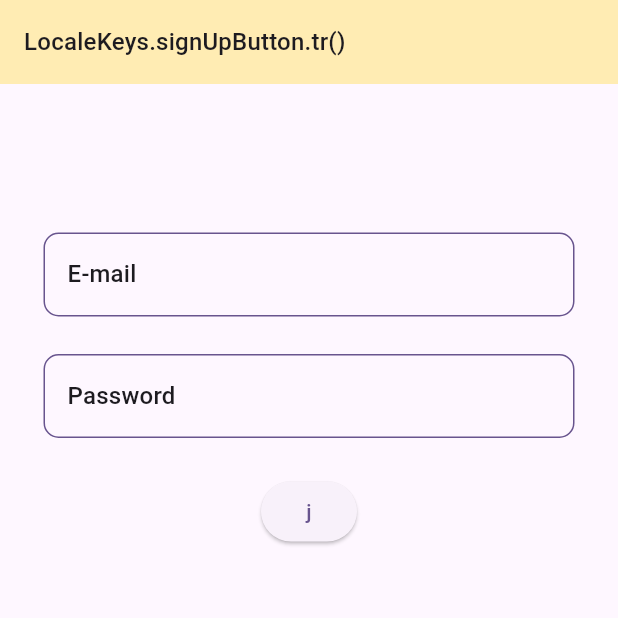
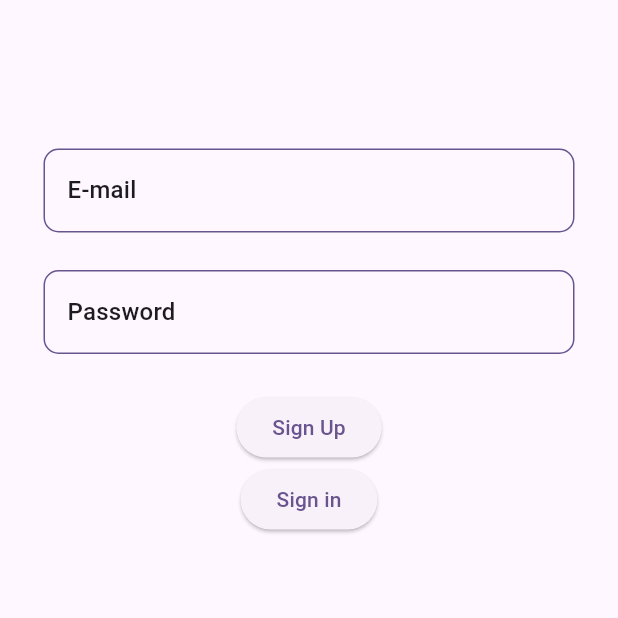
Before and after one commit to beyzayyt/shoou, a Flutter app: the screen it shows after launch, on a phone screen of 412 x 824 dp, the top half of it. Run offline on Flutter 3.47's test engine with Material 3 defaults, Android fonts, the phone set to English and light mode, and no system bars; our stand-ins replace firebase_auth, firebase_core, flutter_bloc, lottie; accounts and stored records are empty.

Commit message:
İlk düzenleme : Sign up - sign in

```diff
--- a/lib/data/models/user_model.dart
+++ b/lib/data/models/user_model.dart
@@ -1,6 +1,7 @@
 class UserModel {
-final String? id;
-final String? email;
-final String? displayName;
-UserModel({ this.id, this.email, this.displayName, });
+  final String id;
+  final String email;
+  final String displayName;
+  final String errorMessage;
+  UserModel({this.id = '', this.email = '', this.displayName = '', this.errorMessage = ''});
 }
--- a/lib/main.dart
+++ b/lib/main.dart
@@ -1,6 +1,6 @@
 import 'package:flutter/material.dart';
 import 'package:firebase_core/firebase_core.dart';
-import 'package:show_you/ui/signup_page.dart';
+import 'package:show_you/ui/authentication_page.dart';
 import 'firebase_options.dart';
 
 void main() async {
@@ -22,7 +22,8 @@ class MyApp extends StatelessWidget {
         colorScheme: ColorScheme.fromSeed(seedColor: Colors.deepPurple),
         useMaterial3: true,
       ),
-      home: const SignUp(),
+      // home: const MyHomePage(title: '',),
+      home: const AuthenticatePage(),
     );
   }
 }
--- /dev/null
+++ b/lib/services/cubit/authentication/authentication_state.dart
@@ -0,0 +1,41 @@
+
+class AuthState {
+  AuthState();
+}
+
+class SignUpInitial extends AuthState {}
+
+class SignUpCompliting extends AuthState {}
+
+class SignUpCompleted extends AuthState {
+  final String user;
+  SignUpCompleted(this.user);
+
+  List<Object> get props => [user];
+}
+
+class SignUpFailed extends AuthState {
+  final String errorMessage;
+  SignUpFailed(this.errorMessage);
+
+  List<Object> get props => [errorMessage];
+}
+
+
+class SignInInitial extends AuthState {}
+
+class SignInCompliting extends AuthState {}
+
+class SignInCompleted extends AuthState {
+  final String user;
+  SignInCompleted(this.user);
+
+  List<Object> get props => [user];
+}
+
+class SignInFailed extends AuthState {
+  final String errorMessage;
+  SignInFailed(this.errorMessage);
+
+  List<Object> get props => [errorMessage];
+}
--- a/lib/ui/signup_page.dart
+++ b/lib/ui/authentication_page.dart
@@ -1,65 +1,27 @@
-import 'package:cloud_firestore/cloud_firestore.dart';
-import 'package:firebase_auth/firebase_auth.dart';
 import 'package:flutter/material.dart';
-import 'package:show_you/data/models/user_model.dart';
+import 'package:flutter_bloc/flutter_bloc.dart';
+import 'package:lottie/lottie.dart';
+import 'package:show_you/services/cubit/authentication/authentication_cubit.dart';
+import 'package:show_you/services/cubit/authentication/authentication_state.dart';
+import 'package:show_you/ui/user_profile_page.dart';
 
-class SignUp extends StatefulWidget {
-  const SignUp({Key? key}) : super(key: key);
+class AuthenticatePage extends StatefulWidget {
+  const AuthenticatePage({Key? key}) : super(key: key);
 
   @override
-  State<SignUp> createState() => _SignUpState();
+  State<AuthenticatePage> createState() => _SignUpState();
 }
 
-class _SignUpState extends State<SignUp> {
+class _SignUpState extends State<AuthenticatePage> {
   TextEditingController t1 = TextEditingController();
   TextEditingController t2 = TextEditingController();
 
   var incomingTitle = "";
   var incomingContent = "";
 
-  final FirebaseAuth _firebaseAuth = FirebaseAuth.instance;
-
-  Future<UserModel?> signUp(String email,
-    String password,) async {
-     try {
-      final UserCredential userCredential =
-          await _firebaseAuth.createUserWithEmailAndPassword(
-        email: email.trim(),
-        password: password.trim(),
-      );
-      final User? firebaseUser = userCredential.user;
-      if (firebaseUser != null) {
-        return UserModel(
-          id: firebaseUser.uid,
-          email: firebaseUser.email ?? '',
-          displayName: firebaseUser.displayName ?? '',
-        );
-      }
-    } on FirebaseAuthException catch (e) {
-      print(e.toString());
-    }
-    return null;
-    // try {
-    //   await FirebaseAuth.instance.createUserWithEmailAndPassword(email: t1.text, password: t2.text).then((kullanici) {
-    //     FirebaseFirestore.instance
-    //         .collection("user_information")
-    //         .doc(t1.text)
-    //         .set({'key1': t1.text, 'key2': t2.text}).whenComplete(() => print("Kullanıcı firestore veritabanına eklendi"));
-    //   });
-    // } on FirebaseAuthException catch (e) {
-    //   print('Failed with error code: ${e.code}');
-    //   print(e.message);
-    // }
-  }
-
   @override
   Widget build(BuildContext context) {
     return Scaffold(
-      appBar: AppBar(
-        backgroundColor: Colors.amber[100],
-        elevation: 0,
-        title: Text("LocaleKeys.signUpButton.tr()", style: Theme.of(context).textTheme.titleMedium),
-      ),
       body: Padding(
         padding: const EdgeInsets.all(9.0),
         child: Container(
@@ -104,16 +66,39 @@ class _SignUpState extends State<SignUp> {
               const SizedBox(
                 height: 25,
               ),
-              ElevatedButton(
-                  onPressed: () {
-                     signUp(t1.text, t2.text);
-                    FocusManager.instance.primaryFocus?.unfocus();
-                  },
-                  child: Text('j'))
-              // ListTile(
-              //   title: Text(incomingTitle),
-              //   subtitle: Text(incomingContent),
-              // ),
+              BlocProvider<AuthCubit>(
+                  create: (context) => AuthCubit(),
+                  child: BlocListener<AuthCubit, AuthState>(
+                    listener: (context, state) async {
+                      if (state is SignUpCompleted) {
+                        Navigator.push(
+                          context,
+                          MaterialPageRoute(builder: (context) => const UserProfile()),
+                        );
+                      }
+                    },
+                    child: BlocBuilder<AuthCubit, AuthState>(
+                      builder: (context, state) {
+                        return Column(
+                          children: [
+                            state is SignUpFailed ? Text(state.errorMessage) : const SizedBox.shrink(),
+                            state is SignUpCompliting
+                                ? SizedBox(
+                                    width: 50,
+                                    height: 50,
+                                    child: Lottie.asset(
+                                      'assets/lottie/loading_animation.json',
+                                      fit: BoxFit.fill,
+                                    ),
+                                  )
+                                : const SizedBox.shrink(),
+                            ElevatedButton(onPressed: () => context.read<AuthCubit>().signUpUser(t1.text, t2.text), child: Text('Sign Up')),
+                            ElevatedButton(onPressed: () => context.read<AuthCubit>().signInUser(t1.text, t2.text), child: Text('Sign in')),
+                          ],
+                        );
+                      },
+                    ),
+                  ))
             ],
           )),
         ),
--- a/pubspec.yaml
+++ b/pubspec.yaml
@@ -41,6 +41,7 @@ dependencies:
   firebase_storage: ^11.6.0
   cloud_firestore: ^4.14.0
   bloc: ^8.1.2
+  lottie: ^2.7.0
 
 dev_dependencies:
   flutter_test:
@@ -65,9 +66,8 @@ flutter:
   uses-material-design: true
 
   # To add assets to your application, add an assets section, like this:
-  # assets:
-  #   - images/a_dot_burr.jpeg
-  #   - images/a_dot_ham.jpeg
+  assets:
+    - assets/lottie/
 
   # An image asset can refer to one or more resolution-specific "variants", see
   # https://flutter.dev/assets-and-images/#resolution-aware
```
Also changed, not shown: assets/lottie/loading_animation.json (added, +1 -0 lines), lib/services/api_result_service.dart (added, +10 -0 lines), lib/services/authentication_service.dart (added, +56 -0 lines), lib/services/cubit/authentication/authentication_cubit.dart (added, +41 -0 lines), lib/services/cubit/authentication/signup_cubit.dart (added, +41 -0 lines), lib/ui/user_profile_page.dart (added, +11 -0 lines), pubspec.lock, 1 other file.
